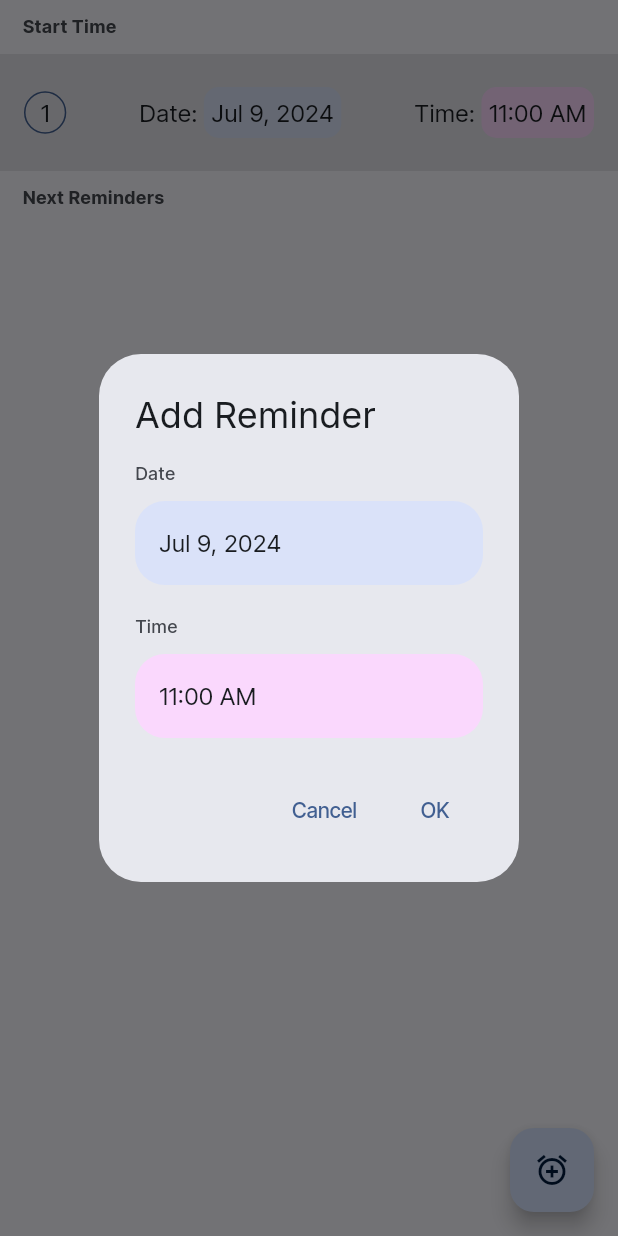
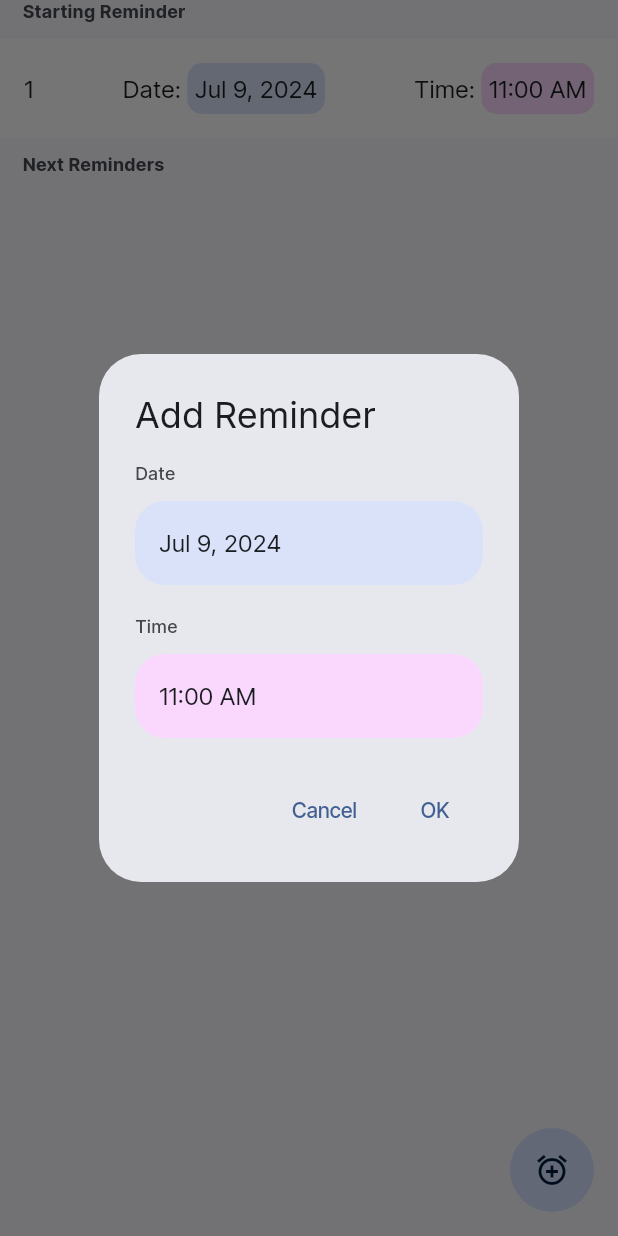
Before and after one commit to fidelisakilan/TickTock, a Flutter app: the CustomTimeListWidget widget shown alone on an empty page, opened directly, after a tap on an icon or button, on a phone screen of 412 x 824 dp. Run offline on Flutter 3.47's test engine with Material 3 defaults, Android fonts, the phone set to English and light mode, and no system bars; drawn by our look-alikes of dynamic_color; our stand-ins replace dio, flutter_bloc, flutter_local_notifications, flutter_native_timezone_updated_gradle, fluttertoast, freezed_annotation and 5 more; missing offline and left inert: wave_divider; generated files the repository leaves out were written again; project files that could hold a hidden picture were left out.

```diff
--- a/lib/app/config.dart
+++ b/lib/app/config.dart
@@ -13,4 +13,7 @@ extension BuildContextExtension on BuildContext {
   Future push(Widget widget) {
     return Navigator.of(this).push(MaterialPageRoute(builder: (_) => widget));
   }
+  Future pushReplacement(Widget widget) {
+    return Navigator.of(this).pushReplacement(MaterialPageRoute(builder: (_) => widget));
+  }
 }
--- a/lib/modules/tasks/ui/create_task_screen.dart
+++ b/lib/modules/tasks/ui/create_task_screen.dart
@@ -1,5 +1,3 @@
-import 'dart:developer';
-
 import 'package:collection/collection.dart';
 import 'package:flutter_bloc/flutter_bloc.dart';
 import 'package:tick_tock/app/config.dart';
@@ -23,7 +21,7 @@ class _TaskEntrySheetState extends State<TaskEntrySheet> {
   @override
   Widget build(BuildContext context) {
     return Scaffold(
-      backgroundColor: context.colorScheme.surfaceDim,
+      backgroundColor: context.colorScheme.surface,
       resizeToAvoidBottomInset: true,
       body: SafeArea(
         child: Column(
--- a/lib/modules/tasks/ui/custom_reminder_list_widget.dart
+++ b/lib/modules/tasks/ui/custom_reminder_list_widget.dart
@@ -2,6 +2,7 @@ import 'package:flutter_bloc/flutter_bloc.dart';
 import 'package:tick_tock/app/config.dart';
 import 'package:tick_tock/modules/tasks/bloc/create_task_cubit.dart';
 import 'package:tick_tock/modules/tasks/models/extensions.dart';
+import 'package:wave_divider/wave_divider.dart';
 
 class CustomTimeListWidget extends StatefulWidget {
   const CustomTimeListWidget({super.key});
@@ -32,6 +33,13 @@ class _CustomTimeListWidgetState extends State<CustomTimeListWidget> {
     }
   }
 
+  void _removeTime(TimeStamp timeStamp) {
+    final List<TimeStamp> newList =
+        List.from(cubit.state.reminders, growable: true);
+    newList.remove(timeStamp);
+    cubit.setCustomTimeList(newList);
+  }
+
   @override
   Widget build(BuildContext context) {
     return BlocBuilder<CreateTaskCubit, TaskDetails>(
@@ -41,18 +49,25 @@ class _CustomTimeListWidgetState extends State<CustomTimeListWidget> {
           children: [
             ListView.separated(
               itemCount: state.reminders.length + 1,
-              separatorBuilder: (context, index) =>
-                  const Divider(height: 0, indent: 60),
+              separatorBuilder: (context, index) => Visibility(
+                visible: index != 0,
+                child: Container(
+                  color: context.colorScheme.surfaceContainerLowest,
+                  child: WaveDivider(
+                    padding: const EdgeInsets.symmetric(vertical: 5),
+                    color: context.colorScheme.primary,
+                  ),
+                ),
+              ),
               itemBuilder: (context, index) {
                 if (index == 0) {
                   return Column(
                     crossAxisAlignment: CrossAxisAlignment.start,
                     children: [
-                      const GapBox(gap: Gap.xxs),
                       Padding(
                         padding: Dimens.horizontalPadding,
                         child: Text(
-                          'Start Time',
+                          'Starting Reminder',
                           style: context.textTheme.labelMedium!.copyWith(
                             color: context.colorScheme.onSurfaceVariant,
                             fontWeight: FontWeight.bold,
@@ -68,7 +83,7 @@ class _CustomTimeListWidgetState extends State<CustomTimeListWidget> {
                         child: ReminderCardWidget(
                           item: state.startDate,
                           index: 0,
-                          bgColor: context.colorScheme.surfaceContainerHighest,
+                          removeCallback: () {},
                         ),
                       ),
                       const GapBox(gap: Gap.xxs),
@@ -82,16 +97,18 @@ class _CustomTimeListWidgetState extends State<CustomTimeListWidget> {
                           ),
                         ),
                       ),
+                      const GapBox(gap: Gap.xxs),
                     ],
-
                   );
                 }
                 final item = state.reminders[index - 1];
                 return GestureDetector(
                   onTap: () => _addTime(timeStamp: item),
                   child: ReminderCardWidget(
+                    dismissible: true,
                     item: item,
-                    index: index + 1,
+                    index: index,
+                    removeCallback: () => _removeTime(item),
                   ),
                 );
               },
@@ -119,33 +136,41 @@ class ReminderCardWidget extends StatelessWidget {
     super.key,
     required this.item,
     required this.index,
-    this.bgColor,
+    this.dismissible = false,
+    required this.removeCallback,
   });
 
   final TimeStamp item;
   final int index;
-  final Color? bgColor;
+  final bool dismissible;
+  final Function removeCallback;
 
   @override
   Widget build(BuildContext context) {
-    return Container(
+    return Dismissible(
+      background: Container(
+        color: context.colorScheme.errorContainer,
+      ),
+      key: ValueKey<int>(index),
+      direction:
+          !dismissible ? DismissDirection.none : DismissDirection.endToStart,
+      onDismissed: (direction) => removeCallback(),
+      child: Container(
         decoration: BoxDecoration(
-        color: bgColor ?? context.colorScheme.surfaceContainer,
+          color: context.colorScheme.surfaceContainerLowest,
         ),
         padding: const EdgeInsets.symmetric(horizontal: 16, vertical: 16),
         child: Row(
           children: [
-          Container(
-            decoration: BoxDecoration(
-              shape: BoxShape.circle,
-              border: Border.all(color: context.colorScheme.primary),
+            Column(
+              children: [
+                Text(
+                  '${index + 1}',
+                  style: context.textTheme.bodyLarge!.copyWith(
+                    color: context.colorScheme.onSurface,
                   ),
-            padding: const EdgeInsets.all(10),
-            child: Text(
-              '${index + 1}',
-              style: context.textTheme.bodyLarge!
-                  .copyWith(color: context.colorScheme.onSurface),
                 ),
+              ],
             ),
             const Spacer(),
             Text(
@@ -186,6 +211,7 @@ class ReminderCardWidget extends StatelessWidget {
               ),
             ),
           ],
+        ),
       ),
     );
   }
--- a/lib/shared/core/theme/theme.dart
+++ b/lib/shared/core/theme/theme.dart
@@ -28,6 +28,17 @@ class MaterialTheme {
           ),
         ),
         scaffoldBackgroundColor: colorScheme.surface,
+        elevatedButtonTheme: ElevatedButtonThemeData(
+          style: ButtonStyle(
+            elevation: WidgetStateProperty.all<double>(0),
+          ),
+        ),
+        floatingActionButtonTheme: FloatingActionButtonThemeData(
+          highlightElevation: 0,
+          foregroundColor: colorScheme.primary,
+          shape: const CircleBorder(),
+          elevation: 0,
+        ),
         canvasColor: colorScheme.surface,
       );
 
--- a/lib/shared/utils/app_toast.dart
+++ b/lib/shared/utils/app_toast.dart
@@ -1,5 +1,8 @@
 import 'package:fluttertoast/fluttertoast.dart';
 
 class AppToast {
-  static void showToast(String message) => Fluttertoast.showToast(msg: message);
+  static void showToast(String message) => Fluttertoast.showToast(
+        msg: message,
+        gravity: ToastGravity.CENTER,
+      );
 }
--- /dev/null
+++ b/lib/shared/utils/constants.dart
@@ -0,0 +1,3 @@
+class Constants {
+  static const appName = 'TickTock';
+}
```
Also changed, not shown: lib/modules/tasks/bloc/speech_manager.dart (added, +64 -0 lines), lib/modules/tasks/ui/home_page.dart (+17 -6 lines), lib/modules/tasks/ui/prompt_entry_screen.dart (added, +163 -0 lines), lib/shared/utils/permission_handler.dart (added, +9 -0 lines), pubspec.yaml (+3 -4 lines), assets/images/ic_gemini_icon.png (added), pubspec.lock, 1 other file. Lines whose indentation alone changed are shown as unchanged.
